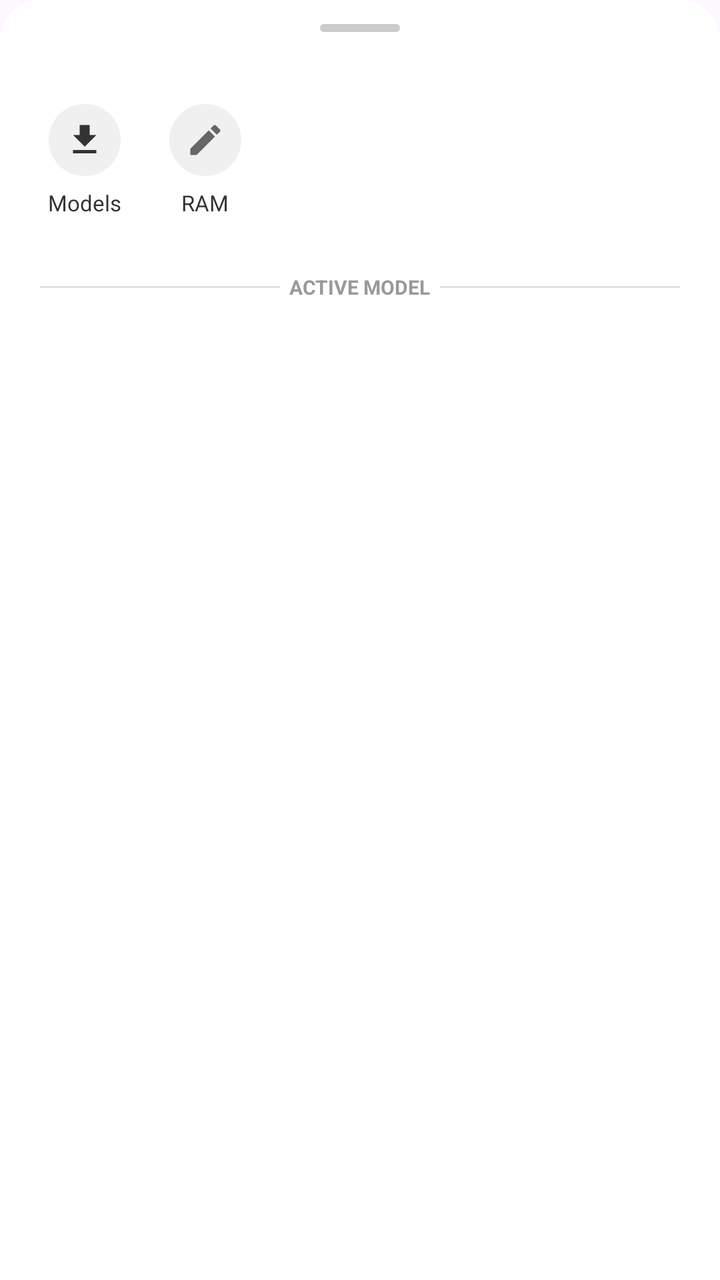
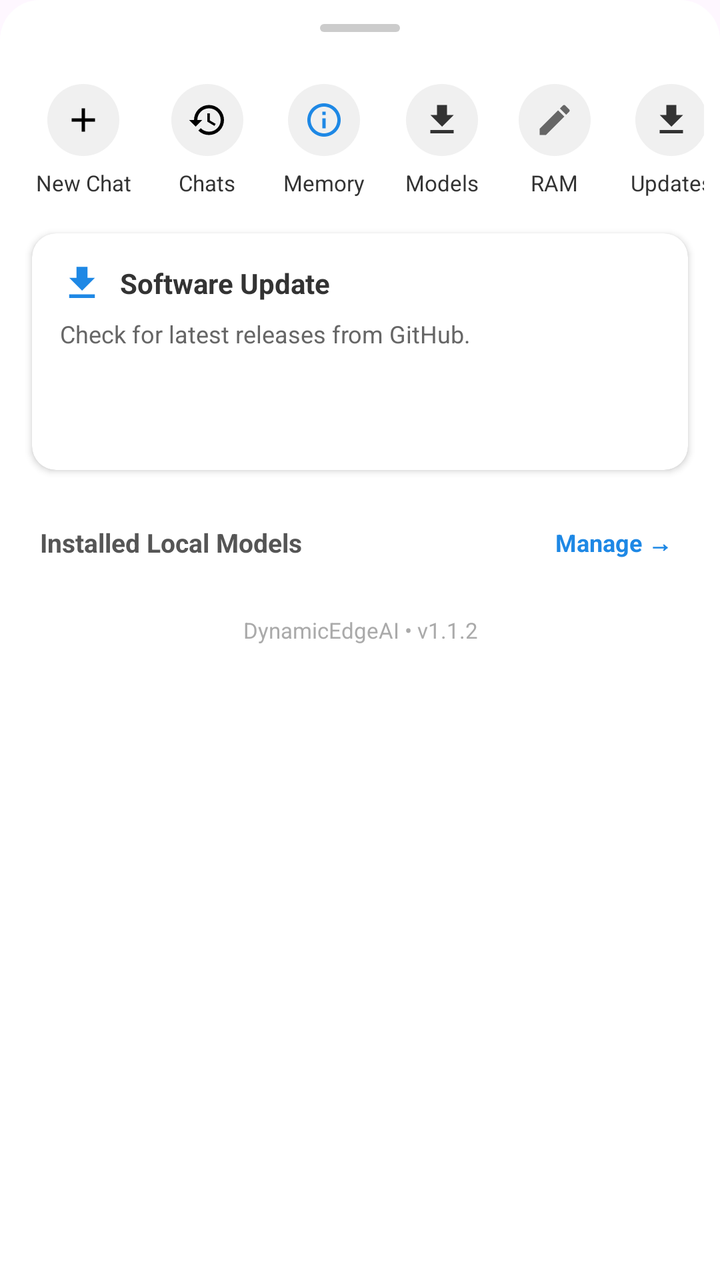

Two renders of the same Android screen: before a commit and after it. Below are the layout's source before the change and the commit's diff.
<!-- AndroidManifest.xml: application theme Theme.DynamicEdgeAI -->
<!-- res/layout/bottom_sheet_menu.xml -->
<?xml version="1.0" encoding="utf-8"?>
<LinearLayout xmlns:android="http://schemas.android.com/apk/res/android"
    android:layout_width="match_parent"
    android:layout_height="wrap_content"
    android:orientation="vertical"
    android:background="@drawable/bottom_sheet_bg"
    android:paddingBottom="24dp">

    
    <View
        android:layout_width="40dp"
        android:layout_height="4dp"
        android:layout_gravity="center_horizontal"
        android:layout_marginTop="12dp"
        android:layout_marginBottom="16dp"
        android:background="@drawable/handle_bar" />

    
    <LinearLayout
        android:layout_width="match_parent"
        android:layout_height="wrap_content"
        android:orientation="horizontal"
        android:paddingStart="12dp"
        android:paddingEnd="24dp"
        android:paddingTop="8dp"
        android:paddingBottom="8dp"
        android:gravity="start">

        <LinearLayout
            android:id="@+id/menuModelManager"
            android:layout_width="wrap_content"
            android:layout_height="wrap_content"
            android:orientation="vertical"
            android:gravity="center"
            android:padding="12dp"
            android:background="?attr/selectableItemBackgroundBorderless"
            android:clickable="true"
            android:focusable="true">
            <ImageView
                android:layout_width="36dp"
                android:layout_height="36dp"
                android:src="@drawable/ic_download"
                android:background="@drawable/menu_icon_bg"
                android:padding="8dp" />
            <TextView
                android:layout_width="wrap_content"
                android:layout_height="wrap_content"
                android:layout_marginTop="6dp"
                android:text="Models"
                android:textSize="11sp"
                android:textColor="#333333"
                android:gravity="center" />
        </LinearLayout>

        <LinearLayout
            android:id="@+id/menuAdjustRam"
            android:layout_width="wrap_content"
            android:layout_height="wrap_content"
            android:orientation="vertical"
            android:gravity="center"
            android:padding="12dp"
            android:background="?attr/selectableItemBackgroundBorderless"
            android:clickable="true"
            android:focusable="true">
            <ImageView
                android:layout_width="36dp"
                android:layout_height="36dp"
                android:src="@drawable/ic_edit"
                android:background="@drawable/menu_icon_bg"
                android:padding="8dp" />
            <TextView
                android:layout_width="wrap_content"
                android:layout_height="wrap_content"
                android:layout_marginTop="6dp"
                android:text="RAM"
                android:textSize="11sp"
                android:textColor="#333333"
                android:gravity="center" />
        </LinearLayout>
    </LinearLayout>

    
    <LinearLayout
        android:layout_width="match_parent"
        android:layout_height="wrap_content"
        android:orientation="horizontal"
        android:gravity="center_vertical"
        android:paddingStart="20dp"
        android:paddingEnd="20dp"
        android:paddingTop="8dp"
        android:paddingBottom="4dp">

        <View
            android:layout_width="0dp"
            android:layout_height="1dp"
            android:layout_weight="1"
            android:background="#E0E0E0" />
        <TextView
            android:layout_width="wrap_content"
            android:layout_height="wrap_content"
            android:text="  ACTIVE MODEL  "
            android:textSize="10sp"
            android:textColor="#999999"
            android:textStyle="bold" />
        <View
            android:layout_width="0dp"
            android:layout_height="1dp"
            android:layout_weight="1"
            android:background="#E0E0E0" />
    </LinearLayout>

    
    <LinearLayout
        android:id="@+id/modelListContainer"
        android:layout_width="match_parent"
        android:layout_height="wrap_content"
        android:orientation="vertical"
        android:paddingTop="4dp"
        android:paddingBottom="8dp" />

</LinearLayout>
<!-- resources referenced by this layout -->
<resources>
  <!-- drawable bottom_sheet_bg (drawable) -->
  <?xml version="1.0" encoding="utf-8"?>
  <shape xmlns:android="http://schemas.android.com/apk/res/android"
      android:shape="rectangle">
      <solid android:color="#FFFFFF" />
      <corners
          android:topLeftRadius="20dp"
          android:topRightRadius="20dp" />
  </shape>
  <!-- drawable handle_bar (drawable) -->
  <?xml version="1.0" encoding="utf-8"?>
  <shape xmlns:android="http://schemas.android.com/apk/res/android"
      android:shape="rectangle">
      <solid android:color="#CCCCCC" />
      <corners android:radius="20dp" />
  </shape>
  <!-- drawable ic_download (drawable) -->
  <?xml version="1.0" encoding="utf-8"?>
  <vector xmlns:android="http://schemas.android.com/apk/res/android"
      android:width="24dp"
      android:height="24dp"
      android:viewportWidth="24"
      android:viewportHeight="24">
      <path
          android:fillColor="#333333"
          android:pathData="M19,9h-4V3H9v6H5l7,7 7,-7zM5,18v2h14v-2H5z"/>
  </vector>
  <!-- drawable menu_icon_bg (drawable) -->
  <?xml version="1.0" encoding="utf-8"?>
  <shape xmlns:android="http://schemas.android.com/apk/res/android"
      android:shape="oval">
      <solid android:color="#F0F0F0" />
      <size android:width="36dp" android:height="36dp" />
  </shape>
  <color name="btn_blue">#3B78D8</color>
  <color name="white">#FFFFFFFF</color>
  <color name="accent_blue">#1E88E5</color>
  <!-- unchanged entries left out for length: 2 -->
</resources>

<!-- the commit's change to res/layout/bottom_sheet_menu.xml (unified diff, before → after) -->
@@ -16,68 +16,187 @@
         android:background="@drawable/handle_bar" />
 
     
-    <LinearLayout
+    <HorizontalScrollView
         android:layout_width="match_parent"
         android:layout_height="wrap_content"
-        android:orientation="horizontal"
-        android:paddingStart="12dp"
-        android:paddingEnd="24dp"
-        android:paddingTop="8dp"
-        android:paddingBottom="8dp"
-        android:gravity="start">
+        android:scrollbars="none"
+        android:paddingStart="8dp"
+        android:paddingEnd="8dp">
 
         <LinearLayout
-            android:id="@+id/menuModelManager"
             android:layout_width="wrap_content"
             android:layout_height="wrap_content"
-            android:orientation="vertical"
-            android:gravity="center"
-            android:padding="12dp"
-            android:background="?attr/selectableItemBackgroundBorderless"
-            android:clickable="true"
-            android:focusable="true">
-            <ImageView
-                android:layout_width="36dp"
-                android:layout_height="36dp"
-                android:src="@drawable/ic_download"
-                android:background="@drawable/menu_icon_bg"
-                android:padding="8dp" />
-            <TextView
-                android:layout_width="wrap_content"
-                android:layout_height="wrap_content"
-                android:layout_marginTop="6dp"
-                android:text="Models"
-                android:textSize="11sp"
-                android:textColor="#333333"
-                android:gravity="center" />
+            android:orientation="horizontal"
+            android:gravity="center_vertical">
+
+            
+            <LinearLayout
+                android:id="@+id/menuNewChat"
+                android:layout_width="wrap_content"
+                android:layout_height="wrap_content"
+                android:orientation="vertical"
+                android:gravity="center"
+                android:padding="10dp"
+                android:background="?attr/selectableItemBackgroundBorderless"
+                android:clickable="true"
+                android:focusable="true">
+                <ImageView
+                    android:layout_width="36dp"
+                    android:layout_height="36dp"
+                    android:src="@drawable/ic_add"
+                    android:background="@drawable/menu_icon_bg"
+                    android:padding="8dp" />
+                <TextView
+                    android:layout_width="wrap_content"
+                    android:layout_height="wrap_content"
+                    android:layout_marginTop="6dp"
+                    android:text="New Chat"
+                    android:textSize="11sp"
+                    android:textColor="#333333"
+                    android:gravity="center" />
+            </LinearLayout>
+
+            
+            <LinearLayout
+                android:id="@+id/menuConversations"
+                android:layout_width="wrap_content"
+                android:layout_height="wrap_content"
+                android:orientation="vertical"
+                android:gravity="center"
+                android:padding="10dp"
+                android:background="?attr/selectableItemBackgroundBorderless"
+                android:clickable="true"
+                android:focusable="true">
+                <ImageView
+                    android:layout_width="36dp"
+                    android:layout_height="36dp"
+                    android:src="@drawable/ic_history"
+                    android:background="@drawable/menu_icon_bg"
+                    android:padding="8dp" />
+                <TextView
+                    android:layout_width="wrap_content"
+                    android:layout_height="wrap_content"
+                    android:layout_marginTop="6dp"
+                    android:text="Chats"
+                    android:textSize="11sp"
+                    android:textColor="#333333"
+                    android:gravity="center" />
+            </LinearLayout>
+
+            
+            <LinearLayout
+                android:id="@+id/menuMemories"
+                android:layout_width="wrap_content"
+                android:layout_height="wrap_content"
+                android:orientation="vertical"
+                android:gravity="center"
+                android:padding="10dp"
+                android:background="?attr/selectableItemBackgroundBorderless"
+                android:clickable="true"
+                android:focusable="true">
+                <ImageView
+                    android:layout_width="36dp"
+                    android:layout_height="36dp"
+                    android:src="@drawable/ic_ai_small"
+                    android:background="@drawable/menu_icon_bg"
+                    android:padding="8dp" />
+                <TextView
+                    android:layout_width="wrap_content"
+                    android:layout_height="wrap_content"
+                    android:layout_marginTop="6dp"
+                    android:text="Memory"
+                    android:textSize="11sp"
+                    android:textColor="#333333"
+                    android:gravity="center" />
+            </LinearLayout>
+
+            
+            <LinearLayout
+                android:id="@+id/menuModelManager"
+                android:layout_width="wrap_content"
+                android:layout_height="wrap_content"
+                android:orientation="vertical"
+                android:gravity="center"
+                android:padding="10dp"
+                android:background="?attr/selectableItemBackgroundBorderless"
+                android:clickable="true"
+                android:focusable="true">
+                <ImageView
+                    android:layout_width="36dp"
+                    android:layout_height="36dp"
+                    android:src="@drawable/ic_download"
+                    android:background="@drawable/menu_icon_bg"
+                    android:padding="8dp" />
+                <TextView
+                    android:layout_width="wrap_content"
+                    android:layout_height="wrap_content"
+                    android:layout_marginTop="6dp"
+                    android:text="Models"
+                    android:textSize="11sp"
+                    android:textColor="#333333"
+                    android:gravity="center" />
+            </LinearLayout>
+
+            
+            <LinearLayout
+                android:id="@+id/menuAdjustRam"
+                android:layout_width="wrap_content"
+                android:layout_height="wrap_content"
+                android:orientation="vertical"
+                android:gravity="center"
+                android:padding="10dp"
+                android:background="?attr/selectableItemBackgroundBorderless"
+                android:clickable="true"
+                android:focusable="true">
+                <ImageView
+                    android:layout_width="36dp"
+                    android:layout_height="36dp"
+                    android:src="@drawable/ic_edit"
+                    android:background="@drawable/menu_icon_bg"
+                    android:padding="8dp" />
+                <TextView
+                    android:layout_width="wrap_content"
+                    android:layout_height="wrap_content"
+                    android:layout_marginTop="6dp"
+                    android:text="RAM"
+                    android:textSize="11sp"
+                    android:textColor="#333333"
+                    android:gravity="center" />
+            </LinearLayout>
+
+            
+            <LinearLayout
+                android:id="@+id/menuCheckUpdates"
+                android:layout_width="wrap_content"
+                android:layout_height="wrap_content"
+                android:orientation="vertical"
+                android:gravity="center"
+                android:padding="10dp"
+                android:background="?attr/selectableItemBackgroundBorderless"
+                android:clickable="true"
+                android:focusable="true">
+                <ImageView
+                    android:layout_width="36dp"
+                    android:layout_height="36dp"
+                    android:src="@drawable/ic_download"
+                    android:background="@drawable/menu_icon_bg"
+                    android:padding="8dp" />
+                <TextView
+                    android:layout_width="wrap_content"
+                    android:layout_height="wrap_content"
+                    android:layout_marginTop="6dp"
+                    android:text="Updates"
+                    android:textSize="11sp"
+                    android:textColor="#333333"
+                    android:gravity="center" />
+            </LinearLayout>
         </LinearLayout>
-
-        <LinearLayout
-            android:id="@+id/menuAdjustRam"
-            android:layout_width="wrap_content"
-            android:layout_height="wrap_content"
-            android:orientation="vertical"
-            android:gravity="center"
-            android:padding="12dp"
-            android:background="?attr/selectableItemBackgroundBorderless"
-            android:clickable="true"
-            android:focusable="true">
-            <ImageView
-                android:layout_width="36dp"
-                android:layout_height="36dp"
-                android:src="@drawable/ic_edit"
-                android:background="@drawable/menu_icon_bg"
-                android:padding="8dp" />
-            <TextView
-                android:layout_width="wrap_content"
-                android:layout_height="wrap_content"
-                android:layout_marginTop="6dp"
-                android:text="RAM"
-                android:textSize="11sp"
-                android:textColor="#333333"
-                android:gravity="center" />
-        </LinearLayout>
-    </LinearLayout>
+    </HorizontalScrollView>
+
+    
+    <include
+        layout="@layout/layout_update_card"
+        android:id="@+id/bottomSheetUpdateCard" />
 
     
     <LinearLayout
@@ -87,35 +206,215 @@
         android:gravity="center_vertical"
         android:paddingStart="20dp"
         android:paddingEnd="20dp"
-        android:paddingTop="8dp"
-        android:paddingBottom="4dp">
-
-        <View
+        android:layout_marginTop="16dp"
+        android:layout_marginBottom="8dp">
+
+        <TextView
             android:layout_width="0dp"
-            android:layout_height="1dp"
+            android:layout_height="wrap_content"
             android:layout_weight="1"
-            android:background="#E0E0E0" />
+            android:text="Installed Local Models"
+            android:textSize="13sp"
+            android:textStyle="bold"
+            android:textColor="#555555" />
+
         <TextView
+            android:id="@+id/btnManageModelsLink"
             android:layout_width="wrap_content"
             android:layout_height="wrap_content"
-            android:text="  ACTIVE MODEL  "
-            android:textSize="10sp"
-            android:textColor="#999999"
-            android:textStyle="bold" />
-        <View
-            android:layout_width="0dp"
-            android:layout_height="1dp"
-            android:layout_weight="1"
-            android:background="#E0E0E0" />
+            android:text="Manage →"
+            android:textSize="12sp"
+            android:textColor="#1E88E5"
+            android:textStyle="bold"
+            android:padding="4dp" />
     </LinearLayout>
 
     
     <LinearLayout
-        android:id="@+id/modelListContainer"
+        android:id="@+id/menuModelsContainer"
         android:layout_width="match_parent"
         android:layout_height="wrap_content"
         android:orientation="vertical"
-        android:paddingTop="4dp"
-        android:paddingBottom="8dp" />
+        android:paddingStart="8dp"
+        android:paddingEnd="8dp" />
+
+    
+    <TextView
+        android:id="@+id/txtMenuVersion"
+        android:layout_width="match_parent"
+        android:layout_height="wrap_content"
+        android:layout_marginTop="16dp"
+        android:gravity="center"
+        android:text="DynamicEdgeAI • v1.1.2"
+        android:textSize="11sp"
+        android:textColor="#AAAAAA" />
 
 </LinearLayout>
+<!-- res/layout/layout_update_card.xml (included above) -->
+<?xml version="1.0" encoding="utf-8"?>
+<androidx.cardview.widget.CardView xmlns:android="http://schemas.android.com/apk/res/android"
+    xmlns:app="http://schemas.android.com/apk/res-auto"
+    android:id="@+id/cardUpdate"
+    android:layout_width="match_parent"
+    android:layout_height="wrap_content"
+    android:layout_marginStart="16dp"
+    android:layout_marginEnd="16dp"
+    android:layout_marginTop="8dp"
+    android:layout_marginBottom="8dp"
+    app:cardCornerRadius="12dp"
+    app:cardElevation="2dp"
+    app:cardBackgroundColor="#FFFFFF">
+
+    <LinearLayout
+        android:layout_width="match_parent"
+        android:layout_height="wrap_content"
+        android:orientation="vertical"
+        android:padding="14dp">
+
+        
+        <RelativeLayout
+            android:layout_width="match_parent"
+            android:layout_height="wrap_content">
+
+            <LinearLayout
+                android:layout_width="wrap_content"
+                android:layout_height="wrap_content"
+                android:orientation="horizontal"
+                android:gravity="center_vertical"
+                android:layout_alignParentStart="true"
+                android:layout_toStartOf="@+id/btnDismissUpdate">
+
+                <ImageView
+                    android:id="@+id/imgUpdateIcon"
+                    android:layout_width="22dp"
+                    android:layout_height="22dp"
+                    android:src="@drawable/ic_download"
+                    app:tint="@color/accent_blue"
+                    android:layout_marginEnd="8dp" />
+
+                <TextView
+                    android:id="@+id/txtUpdateTitle"
+                    android:layout_width="wrap_content"
+                    android:layout_height="wrap_content"
+                    android:text="Software Update"
+                    android:textSize="14sp"
+                    android:textStyle="bold"
+                    android:textColor="#333333" />
+
+                <TextView
+                    android:id="@+id/badgeUpdateState"
+                    android:layout_width="wrap_content"
+                    android:layout_height="wrap_content"
+                    android:layout_marginStart="8dp"
+                    android:background="@drawable/badge_recommended"
+                    android:text="New"
+                    android:textSize="9sp"
+                    android:textStyle="bold"
+                    android:textColor="#E65100"
+                    android:visibility="gone" />
+            </LinearLayout>
+
+            <ImageButton
+                android:id="@+id/btnDismissUpdate"
+                android:layout_width="24dp"
+                android:layout_height="24dp"
+                android:layout_alignParentEnd="true"
+                android:layout_centerVertical="true"
+                android:background="?attr/selectableItemBackgroundBorderless"
+                android:src="@android:drawable/ic_menu_close_clear_cancel"
+                app:tint="#999999"
+                android:visibility="gone" />
+        </RelativeLayout>
+
+        
+        <TextView
+            android:id="@+id/txtUpdateMessage"
+            android:layout_width="match_parent"
+            android:layout_height="wrap_content"
+            android:layout_marginTop="6dp"
+            android:text="Check for latest releases from GitHub."
+            android:textSize="12sp"
+            android:textColor="#666666" />
+
+        
+        <TextView
+            android:id="@+id/txtUpdateDetails"
+            android:layout_width="match_parent"
+            android:layout_height="wrap_content"
+            android:layout_marginTop="2dp"
+            android:text=""
+            android:textSize="11sp"
+            android:textColor="#888888"
+            android:visibility="gone" />
+
+        
+        <ProgressBar
+            android:id="@+id/updateProgressBar"
+            style="?android:attr/progressBarStyleHorizontal"
+            android:layout_width="match_parent"
+            android:layout_height="6dp"
+            android:layout_marginTop="8dp"
+            android:progress="0"
+            android:max="100"
+            android:progressDrawable="@drawable/progress_bar_blue"
+            android:visibility="gone" />
+
+        
+        <RelativeLayout
+            android:id="@+id/updateProgressStats"
+            android:layout_width="match_parent"
+            android:layout_height="wrap_content"
+            android:layout_marginTop="4dp"
+            android:visibility="gone">
+
+            <TextView
+                android:id="@+id/txtUpdatePercent"
+                android:layout_width="wrap_content"
+                android:layout_height="wrap_content"
+                android:layout_alignParentStart="true"
+                android:text="0%"
+                android:textSize="10sp"
+                android:textColor="#555555" />
+
+            <TextView
+                android:id="@+id/txtUpdateSpeed"
+                android:layout_width="wrap_content"
+                android:layout_height="wrap_content"
+                android:layout_alignParentEnd="true"
+                android:text="-- MB/s"
+                android:textSize="10sp"
+                android:textColor="#777777" />
+        </RelativeLayout>
+
+        
+        <LinearLayout
+            android:layout_width="match_parent"
+            android:layout_height="wrap_content"
+            android:orientation="horizontal"
+            android:gravity="end"
+            android:layout_marginTop="10dp">
+
+            <Button
+                android:id="@+id/btnUpdateActionSecondary"
+                style="@style/Widget.MaterialComponents.Button.TextButton"
+                android:layout_width="wrap_content"
+                android:layout_height="36dp"
+                android:text="Later"
+                android:textSize="12sp"
+                android:textColor="#777777"
+                android:visibility="gone"
+                android:layout_marginEnd="6dp" />
+
+            <Button
+                android:id="@+id/btnUpdateActionPrimary"
+                style="@style/Widget.MaterialComponents.Button"
+                android:layout_width="wrap_content"
+                android:layout_height="36dp"
+                android:text="Check for Updates"
+                android:textSize="12sp"
+                android:textAllCaps="false"
+                android:backgroundTint="@color/btn_blue"
+                android:textColor="@color/white" />
+        </LinearLayout>
+    </LinearLayout>
+</androidx.cardview.widget.CardView>
<!-- resource entries referenced after the edit -->
@@ -16,6 +16,27 @@
       <solid android:color="#CCCCCC" />
       <corners android:radius="20dp" />
   </shape>
+  <!-- drawable ic_add (drawable) -->
+  <vector xmlns:android="http://schemas.android.com/apk/res/android"
+      android:width="24dp"
+      android:height="24dp"
+      android:viewportWidth="24"
+      android:viewportHeight="24">
+    <path
+        android:fillColor="#FF000000"
+        android:pathData="M19,13h-6v6h-2v-6H5v-2h6V5h2v6h6v2z"/>
+  </vector>
+  <!-- drawable ic_ai_small (drawable) -->
+  <?xml version="1.0" encoding="utf-8"?>
+  <vector xmlns:android="http://schemas.android.com/apk/res/android"
+      android:width="24dp"
+      android:height="24dp"
+      android:viewportWidth="24"
+      android:viewportHeight="24">
+      <path
+          android:fillColor="#1E88E5"
+          android:pathData="M12,2C6.48,2 2,6.48 2,12s4.48,10 10,10 10,-4.48 10,-10S17.52,2 12,2zM12,20c-4.41,0 -8,-3.59 -8,-8s3.59,-8 8,-8 8,3.59 8,8 -3.59,8 -8,8zM11,7h2v2h-2zM11,11h2v6h-2z" />
+  </vector>
   <!-- drawable ic_download (drawable) -->
   <?xml version="1.0" encoding="utf-8"?>
   <vector xmlns:android="http://schemas.android.com/apk/res/android"
@@ -27,6 +48,16 @@
           android:fillColor="#333333"
           android:pathData="M19,9h-4V3H9v6H5l7,7 7,-7zM5,18v2h14v-2H5z"/>
   </vector>
+  <!-- drawable ic_history (drawable) -->
+  <vector xmlns:android="http://schemas.android.com/apk/res/android"
+      android:width="24dp"
+      android:height="24dp"
+      android:viewportWidth="24"
+      android:viewportHeight="24">
+    <path
+        android:fillColor="#FF000000"
+        android:pathData="M13,3a9,9 0,0 0,-9 9H1l3.89,3.89 0.07,0.14L9,12H6c0,-3.87 3.13,-7 7,-7s7,3.13 7,7 -3.13,7 -7,7c-1.93,0 -3.68,-0.79 -4.94,-2.06l-1.42,1.42A8.954,8.954 0,0 0,13 21a9,9 0,0 0,0 -18zM12,8v5l4.28,2.54 0.72,-1.21 -3.5,-2.08V8H12z"/>
+  </vector>
   <!-- drawable menu_icon_bg (drawable) -->
   <?xml version="1.0" encoding="utf-8"?>
   <shape xmlns:android="http://schemas.android.com/apk/res/android"
@@ -34,8 +65,39 @@
       <solid android:color="#F0F0F0" />
       <size android:width="36dp" android:height="36dp" />
   </shape>
+  <!-- drawable progress_bar_blue (drawable) -->
+  <?xml version="1.0" encoding="utf-8"?>
+  <layer-list xmlns:android="http://schemas.android.com/apk/res/android">
+      <item android:id="@android:id/background">
+          <shape>
+              <corners android:radius="4dp" />
+              <solid android:color="#E0E0E0" />
+          </shape>
+      </item>
+      <item android:id="@android:id/progress">
+          <clip>
+              <shape>
+                  <corners android:radius="4dp" />
+                  <solid android:color="#2196F3" />
+              </shape>
+          </clip>
+      </item>
+  </layer-list>
   <color name="btn_blue">#3B78D8</color>
   <color name="white">#FFFFFFFF</color>
+  <!-- drawable badge_recommended (drawable) -->
+  <?xml version="1.0" encoding="utf-8"?>
+  <shape xmlns:android="http://schemas.android.com/apk/res/android"
+      android:shape="rectangle">
+      <solid android:color="#FFF3E0" />
+      <corners android:radius="12dp" />
+      <stroke android:width="1dp" android:color="#FFB74D" />
+      <padding
+          android:left="8dp"
+          android:top="3dp"
+          android:right="8dp"
+          android:bottom="3dp" />
+  </shape>
   <color name="accent_blue">#1E88E5</color>
   <!-- unchanged entries left out for length: 2 -->
 </resources>
